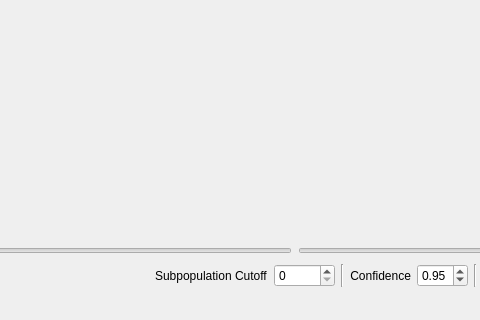
Above: mainwindow.ui from emptyewer/MALTA before the change; both pictures show x 127 to 607 and y 380 to 700 of the 1200 by 700 pixel window. Below: the same form after it.
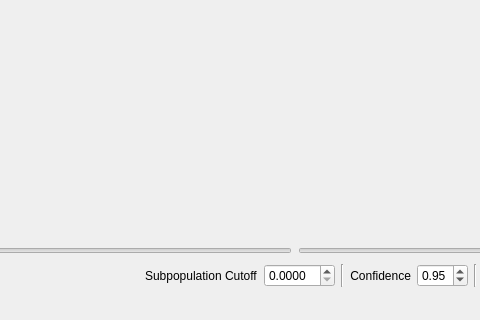
That is the form after the change. Custom widgets are drawn as their Qt base class.

Commit message: auto range cutoff

```diff
--- a/mainwindow.ui
+++ b/mainwindow.ui
@@ -116,9 +116,9 @@
          </widget>
         </item>
         <item>
-         <widget class="QSpinBox" name="cutoff">
-          <property name="maximum">
-           <number>10000</number>
+         <widget class="QDoubleSpinBox" name="cutoff">
+          <property name="decimals">
+           <number>4</number>
           </property>
          </widget>
         </item>
```
The commit also changes 1 other file.
